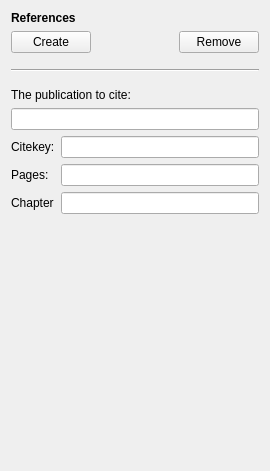
KDE/conquirere, file src/sidebar/referencewidget.ui: the form before one commit.
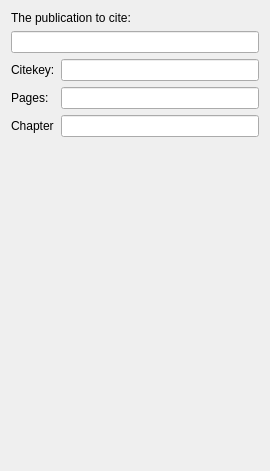
The form after the commit. Custom widgets are drawn as their Qt base class.

Diff of the .ui file:
```diff
--- a/src/sidebar/referencewidget.ui
+++ b/src/sidebar/referencewidget.ui
@@ -14,89 +14,6 @@
    <string>Form</string>
   </property>
   <layout class="QVBoxLayout" name="verticalLayout">
-   <item>
-    <widget class="QLabel" name="label">
-     <property name="font">
-      <font>
-       <weight>75</weight>
-       <bold>true</bold>
-      </font>
-     </property>
-     <property name="text">
-      <string>References</string>
-     </property>
-    </widget>
-   </item>
-   <item>
-    <layout class="QHBoxLayout" name="horizontalLayout_2">
-     <item>
-      <widget class="QPushButton" name="createButton">
-       <property name="text">
-        <string>Create</string>
-       </property>
-      </widget>
-     </item>
-     <item>
-      <spacer name="horizontalSpacer">
-       <property name="orientation">
-        <enum>Qt::Horizontal</enum>
-       </property>
-       <property name="sizeHint" stdset="0">
-        <size>
-         <width>40</width>
-         <height>20</height>
-        </size>
-       </property>
-      </spacer>
-     </item>
-     <item>
-      <widget class="QPushButton" name="removeButton">
-       <property name="text">
-        <string>Remove</string>
-       </property>
-      </widget>
-     </item>
-    </layout>
-   </item>
-   <item>
-    <spacer name="verticalSpacer_2">
-     <property name="orientation">
-      <enum>Qt::Vertical</enum>
-     </property>
-     <property name="sizeType">
-      <enum>QSizePolicy::Fixed</enum>
-     </property>
-     <property name="sizeHint" stdset="0">
-      <size>
-       <width>20</width>
-       <height>10</height>
-      </size>
-     </property>
-    </spacer>
-   </item>
-   <item>
-    <widget class="Line" name="line">
-     <property name="orientation">
-      <enum>Qt::Horizontal</enum>
-     </property>
-    </widget>
-   </item>
-   <item>
-    <spacer name="verticalSpacer_3">
-     <property name="orientation">
-      <enum>Qt::Vertical</enum>
-     </property>
-     <property name="sizeType">
-      <enum>QSizePolicy::Fixed</enum>
-     </property>
-     <property name="sizeHint" stdset="0">
-      <size>
-       <width>20</width>
-       <height>10</height>
-      </size>
-     </property>
-    </spacer>
-   </item>
    <item>
     <widget class="QLabel" name="label_Publication">
      <property name="text">
```
Left out of the diff: 38 changed lines with no effect on the pictures.
